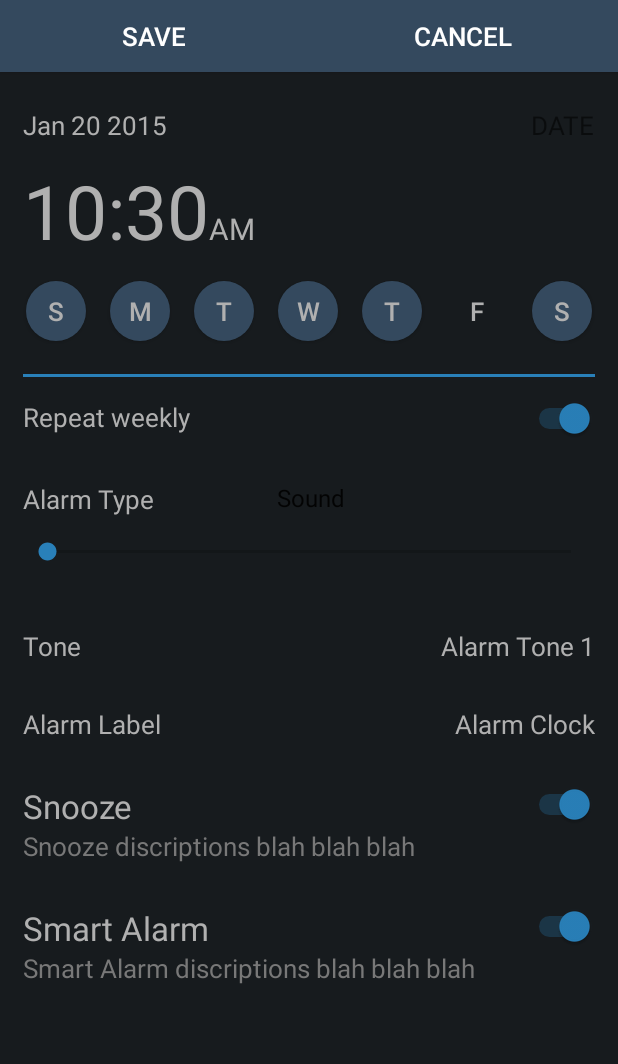
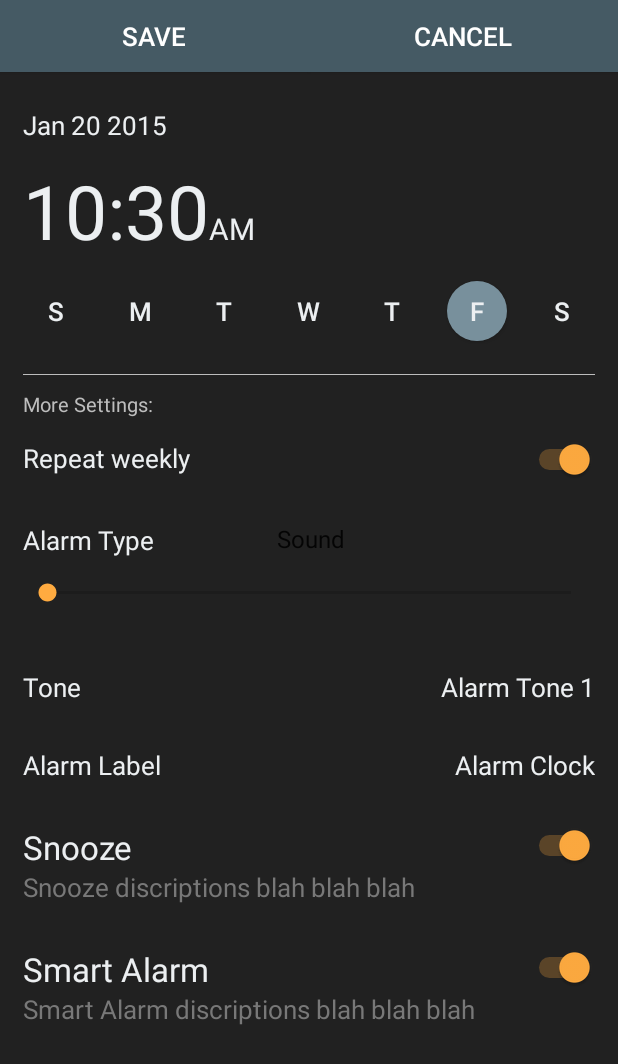
Before and after one commit to ajanthanh/AlarmBot, an Android app: the AlarmDetailActivity screen opened directly, with no data from a screen before it, on a phone screen of 412 x 824 dp. Shown: the top 1064 px of the screen. Run offline under Robolectric (Android 15) with nearby library versions, the phone set to English and light mode, and no system bars; libraries missing offline, so code that uses them is left out: com.codetroopers.betterpickers; 4 statements that could not run were skipped.

Commit message:
applied color scheme to alarm detail activity

```diff
--- a/app/src/main/res/drawable/active_day_toggle_btn.xml
+++ b/app/src/main/res/drawable/active_day_toggle_btn.xml
@@ -3,12 +3,12 @@
     <item android:state_checked="false">
 
         <shape android:shape="oval">
-            <solid android:color="#34495e"/>
+            <solid android:color="@null"/>
         </shape>
     </item>
     <item android:state_checked="true">
         <shape android:shape="oval">
-            <solid android:color="@null"/>
+            <solid android:color="#78909C"/>
         </shape>
     </item>
 </selector>
--- a/app/src/main/res/layout/alarm_detail.xml
+++ b/app/src/main/res/layout/alarm_detail.xml
@@ -2,7 +2,7 @@
     xmlns:tools="http://schemas.android.com/tools"
     android:id="@+id/main_layout"
     style="@style/AppTheme"
-    android:background="#171B1E"
+    android:background="#212121"
     android:layout_width="match_parent"
     android:layout_height="match_parent"
     tools:context=".MainActivity">
@@ -57,13 +57,6 @@
                 <ImageView
                     android:layout_width="wrap_content"
                     android:layout_height="wrap_content" />
-
-                <TextView
-                    android:layout_width="wrap_content"
-                    android:layout_height="wrap_content"
-                    android:background="@null"
-                    android:text="DATE"
-                    android:textSize="@dimen/alarm_detail_text_size" />
 
             </RelativeLayout>
 
@@ -188,8 +181,8 @@
         <TextView
             android:layout_marginTop="10dp"
             android:layout_width="match_parent"
-            android:layout_height="3px"
-            android:background="#2980b9"
+            android:layout_height="1px"
+            android:background="@color/header_color"
             />
         <ScrollView
             android:layout_width="match_parent"
@@ -200,6 +193,13 @@
                 android:layout_width="match_parent"
                 android:layout_height="wrap_content"
                 android:orientation="vertical">
+                <TextView
+                    android:layout_width="match_parent"
+                    android:layout_height="wrap_content"
+                    android:text="More Settings: "
+                    android:textSize="13dp"
+                    android:paddingTop="10dp"
+                    android:textColor="@color/header_color"/>
 
                 <LinearLayout
                     android:id="@+id/repeatWeeklyContainer"
--- a/app/src/main/res/values/colors.xml
+++ b/app/src/main/res/values/colors.xml
@@ -1,14 +1,15 @@
 <?xml version="1.0" encoding="utf-8"?>
 <resources>
     <color name="colorPrimary">#2980b9</color>
-    <color name="colorPrimaryDark">#2980b9</color>
+    <color name="colorPrimaryDark">#FFAB40</color>
     <color name="colorAccent">#FF4081</color>
 
     <color name="primaryDarkBackground">#1d1d1d</color>
-    <color name="primaryTextColorLight">#B0B0B0</color>
+    <color name="primaryTextColorLight">#ECEFF1</color>
     <color name="secondaryTextColorLight">#787878</color>
     <color name="primaryTextColorBlueDark">#2980b9</color>
     <color name="primaryTextColorBlueKight">#3498db</color>
+    <color name="header_color">#BDBDBD</color>
 
     <!--Alarm Detail Time Selector-->
 
--- a/app/src/main/res/values/styles.xml
+++ b/app/src/main/res/values/styles.xml
@@ -10,9 +10,9 @@
     <!-- Base application theme. -->
     <style name="AppTheme" parent="Theme.AppCompat.Light.NoActionBar">
         <!--   your app branding color for the app bar -->
-        <item name="colorPrimary">#34495e</item>
+        <item name="colorPrimary">#455A64</item>
         <!--   darker variant for the status bar and contextual app bars -->
-        <item name="colorPrimaryDark">#34495e</item>
+        <item name="colorPrimaryDark">#263238</item>
         <!--   theme UI controls like checkboxes and text fields -->
         <item name="colorAccent">@color/colorPrimaryDark</item>
     </style>
@@ -31,7 +31,7 @@
 
     <style name="custom_toolbar_buttons">
         <item name="android:layout_weight">1</item>
-        <item name="android:background">#34495e</item>
+        <item name="android:background">#455A64</item>
         <item name="android:textSize">17dp</item>
         <item name="android:textColor">#FFF</item>
     </style>
```
